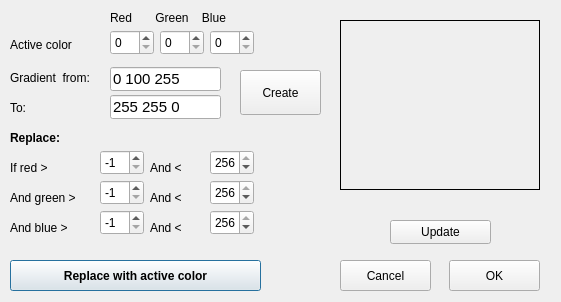
This is dcolors.ui in nikkNizz/Drawish as Qt 5 draws it before an edit. The edited form follows.
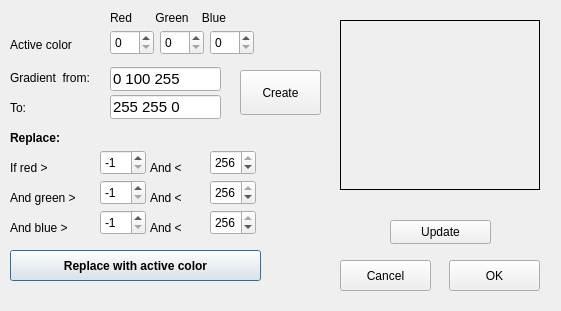
This is the edited form. Icons and pictures are not drawn.

The edit to the form file:
```diff
--- a/dcolors.ui
+++ b/dcolors.ui
@@ -7,7 +7,7 @@
     <x>0</x>
     <y>0</y>
     <width>561</width>
-    <height>302</height>
+    <height>311</height>
    </rect>
   </property>
   <property name="windowTitle">
@@ -447,7 +447,7 @@
     <rect>
      <x>10</x>
      <y>130</y>
-     <width>60</width>
+     <width>111</width>
      <height>16</height>
     </rect>
    </property>
@@ -465,7 +465,7 @@
     <rect>
      <x>10</x>
      <y>160</y>
-     <width>60</width>
+     <width>71</width>
      <height>16</height>
     </rect>
    </property>
@@ -542,7 +542,7 @@
     <rect>
      <x>100</x>
      <y>150</y>
-     <width>44</width>
+     <width>46</width>
      <height>25</height>
     </rect>
    </property>
@@ -611,7 +611,7 @@
     <rect>
      <x>210</x>
      <y>150</y>
-     <width>44</width>
+     <width>46</width>
      <height>25</height>
     </rect>
    </property>
@@ -680,7 +680,7 @@
     <rect>
      <x>100</x>
      <y>180</y>
-     <width>44</width>
+     <width>46</width>
      <height>25</height>
     </rect>
    </property>
@@ -749,7 +749,7 @@
     <rect>
      <x>210</x>
      <y>180</y>
-     <width>44</width>
+     <width>46</width>
      <height>25</height>
     </rect>
    </property>
@@ -868,7 +868,7 @@
     <rect>
      <x>100</x>
      <y>210</y>
-     <width>44</width>
+     <width>46</width>
      <height>25</height>
     </rect>
    </property>
@@ -887,7 +887,7 @@
     <rect>
      <x>210</x>
      <y>210</y>
-     <width>44</width>
+     <width>46</width>
      <height>25</height>
     </rect>
    </property>
@@ -905,7 +905,7 @@
    <property name="geometry">
     <rect>
      <x>10</x>
-     <y>260</y>
+     <y>250</y>
      <width>251</width>
      <height>31</height>
     </rect>
@@ -1187,6 +1187,19 @@
     <bool>false</bool>
    </property>
   </widget>
+  <widget class="QLabel" name="label_replaced">
+   <property name="geometry">
+    <rect>
+     <x>10</x>
+     <y>290</y>
+     <width>251</width>
+     <height>16</height>
+    </rect>
+   </property>
+   <property name="text">
+    <string/>
+   </property>
+  </widget>
  </widget>
  <resources>
   <include location="Drawish.qrc"/>
```
Left out of the diff: 3 changed lines with no effect on the pictures.
